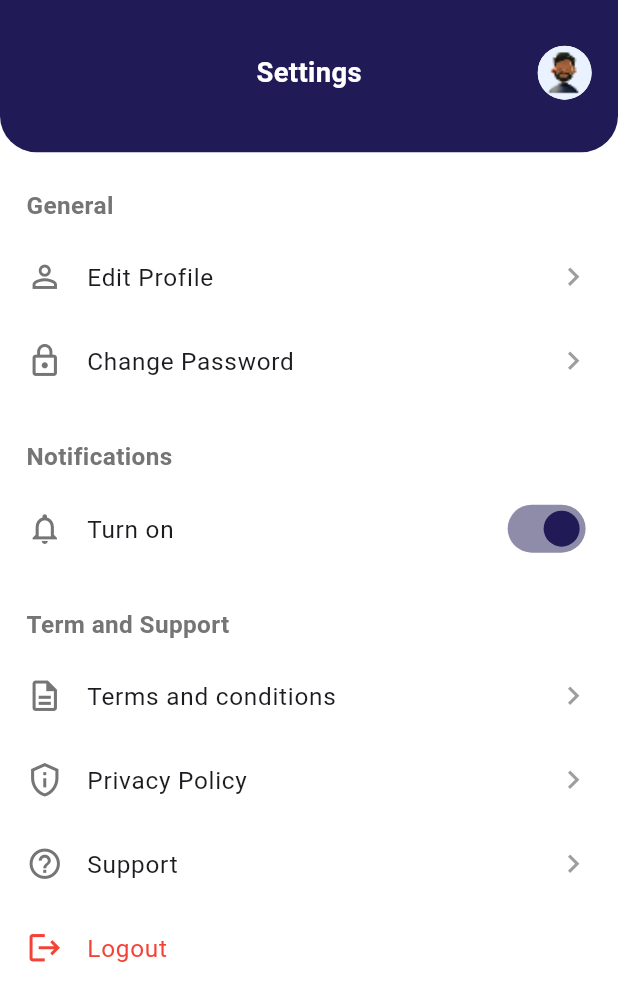
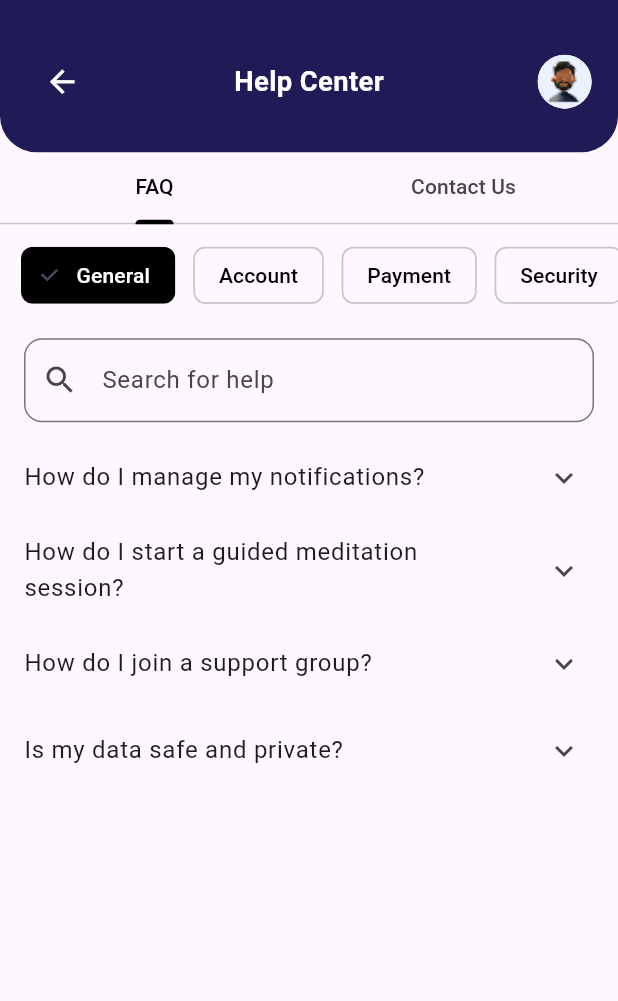
Before and after one commit to Hamzikhann/comparemyparkingmobileapp, a Flutter app: the SettingsScreen screen opened directly, after a tap on "Support", on a phone screen of 412 x 824 dp. Shown: the top 1001 px of the screen. Run offline on Flutter 3.47's test engine with Material 3 defaults, Android fonts, the phone set to English and light mode, and no system bars; our stand-ins replace device_preview, dio, dropdown_button2, flutter_easyloading, flutter_screenutil, flutter_svg and 3 more; missing offline and left inert: flutter_stripe; accounts and stored records are empty; project files that could hold a hidden picture were left out.

Commit message:
add support page

```diff
--- a/lib/main.dart
+++ b/lib/main.dart
@@ -13,6 +13,7 @@ import 'package:parkingapp/pages/ReserveBookingScreen.dart';
 import 'package:parkingapp/pages/Signupscreen.dart';
 import 'package:parkingapp/pages/SplashScreen.dart';
 import 'package:parkingapp/pages/LoginScreen.dart';
+import 'package:parkingapp/pages/SupportScreen.dart';
 import 'package:parkingapp/pages/driver/BookingDetailDriver.dart';
 import 'package:parkingapp/pages/driver/DriverHome.dart';
 import 'package:parkingapp/providers/AlertNotifier.dart';
@@ -79,6 +80,7 @@ class MyApp extends StatelessWidget {
             '/driverhome': (context) => Driverhome(),
             '/bookingDetail': (context) => Bookingdetaildriver(),
             '/editProfile': (context) => Editprofile(),
+            '/support': (context) => SupportScreen(),
           },
         );
       },
--- a/lib/pages/SettingsScreen.dart
+++ b/lib/pages/SettingsScreen.dart
@@ -76,7 +76,7 @@ class SettingsScreen extends StatelessWidget {
                     Icons.help_outline_outlined,
                     onTap: () {
                       // Navigate to support screen
-                      // Navigator.pushNamed(context, MyRoutes.supportRoute);
+                      Navigator.pushNamed(context, MyRoutes.supportRoute);
                     },
                   ),
                   _buildLogoutItem(context),
--- /dev/null
+++ b/lib/pages/SupportScreen.dart
@@ -0,0 +1,134 @@
+import 'package:flutter/material.dart';
+import 'package:parkingapp/widgets/TopBar.dart' show TopBar;
+
+class SupportScreen extends StatefulWidget {
+  @override
+  State<SupportScreen> createState() => _SupportScreenState();
+}
+
+class _SupportScreenState extends State<SupportScreen>
+    with SingleTickerProviderStateMixin {
+  late TabController _tabController;
+  final List<String> topics = ['General', 'Account', 'Payment', 'Security'];
+  int selectedTopicIndex = 0;
+
+  final List<Map<String, String>> faqList = [
+    {
+      'question': 'How do I manage my notifications?',
+      'answer':
+          'To manage notifications, go to "Settings", select "Notification Settings", and customize your preferences.'
+    },
+    {
+      'question': 'How do I start a guided meditation session?',
+      'answer': 'Tap "Start Session" on the home screen.'
+    },
+    {
+      'question': 'How do I join a support group?',
+      'answer': 'Navigate to the "Community" tab and select a group.'
+    },
+    {
+      'question': 'Is my data safe and private?',
+      'answer': 'Yes, we follow industry-standard security protocols.'
+    },
+  ];
+
+  @override
+  void initState() {
+    super.initState();
+    _tabController = TabController(length: 2, vsync: this);
+  }
+
+  @override
+  Widget build(BuildContext context) {
+    return Scaffold(
+      body: SafeArea(
+        child: Column(
+          children: [
+            TopBar(
+              greeting: 'Help Center',
+              showBackButton: true,
+              onBackPressed: () => Navigator.pop(context),
+            ),
+            TabBar(
+              controller: _tabController,
+              labelColor: Colors.black,
+              indicatorColor: Colors.black,
+              tabs: const [
+                Tab(text: "FAQ"),
+                Tab(text: "Contact Us"),
+              ],
+            ),
+            Expanded(
+              child: TabBarView(
+                controller: _tabController,
+                children: [
+                  buildFAQTab(),
+                  Center(child: Text("Contact Form Coming Soon...")),
+                ],
+              ),
+            ),
+          ],
+        ),
+      ),
+    );
+  }
+
+  Widget buildFAQTab() {
+    return Column(
+      children: [
+        SingleChildScrollView(
+          scrollDirection: Axis.horizontal,
+          padding: const EdgeInsets.symmetric(horizontal: 8, vertical: 10),
+          child: Row(
+            children: List.generate(topics.length, (index) {
+              return Padding(
+                padding: const EdgeInsets.symmetric(horizontal: 6),
+                child: ChoiceChip(
+                  label: Text(topics[index]),
+                  selected: selectedTopicIndex == index,
+                  onSelected: (val) {
+                    setState(() => selectedTopicIndex = index);
+                  },
+                  selectedColor: Colors.black,
+                  labelStyle: TextStyle(
+                    color: selectedTopicIndex == index
+                        ? Colors.white
+                        : Colors.black,
+                  ),
+                ),
+              );
+            }),
+          ),
+        ),
+        Padding(
+          padding: const EdgeInsets.symmetric(horizontal: 16, vertical: 8),
+          child: TextField(
+            decoration: InputDecoration(
+              prefixIcon: Icon(Icons.search),
+              hintText: "Search for help",
+              border:
+                  OutlineInputBorder(borderRadius: BorderRadius.circular(12)),
+            ),
+          ),
+        ),
+        Expanded(
+          child: ListView.builder(
+            itemCount: faqList.length,
+            itemBuilder: (context, index) {
+              final item = faqList[index];
+              return ExpansionTile(
+                title: Text(item['question']!),
+                children: [
+                  Padding(
+                    padding: const EdgeInsets.all(16.0),
+                    child: Text(item['answer'] ?? "Answer coming soon..."),
+                  )
+                ],
+              );
+            },
+          ),
+        )
+      ],
+    );
+  }
+}
--- a/lib/routes/MyRoutes.dart
+++ b/lib/routes/MyRoutes.dart
@@ -11,4 +11,5 @@ class MyRoutes {
   static String payment = '/payment';
   static String bookingDetail = '/bookingDetail';
   static String editProfile = '/editProfile';
+  static String supportRoute = '/support';
 }
```
